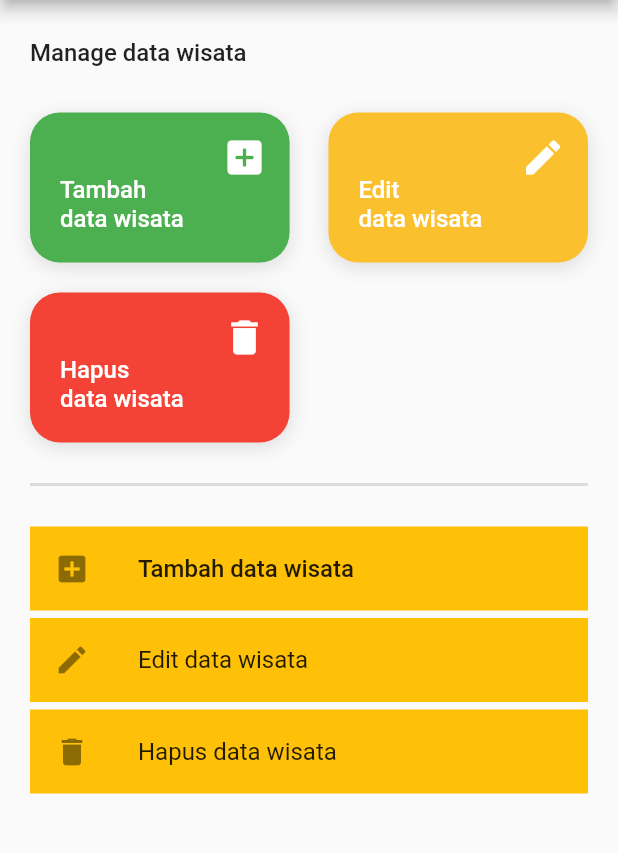
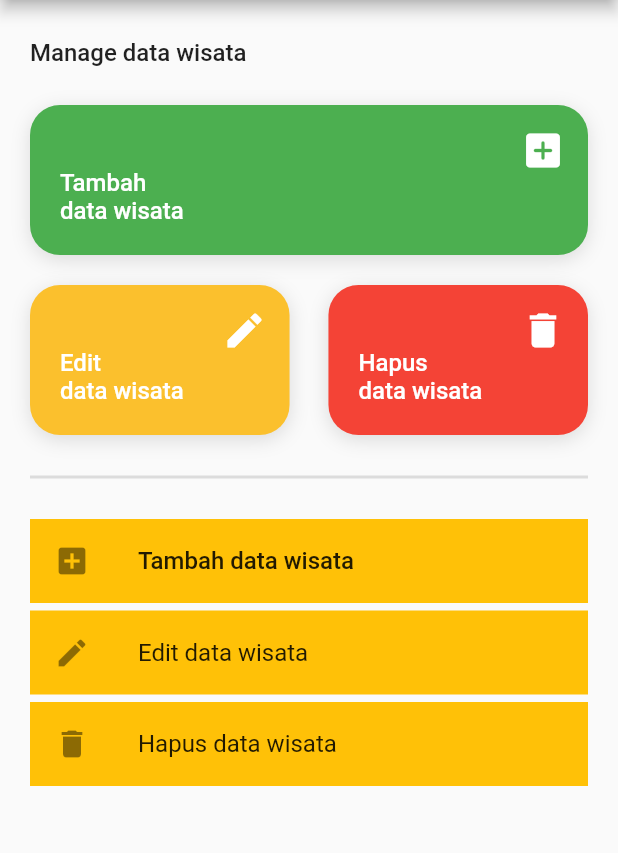
Before and after one commit to anggaeriansyah/wite-dashboard, a Flutter app: the screen it shows after launch, on a phone screen of 412 x 824 dp, the part 84-937 px from its top. Run offline on Flutter 3.47's test engine with Material 2 defaults, Android fonts, the phone set to English and light mode, and no system bars; our stand-ins replace get.

Commit message:
mengubah posisi tombol

```diff
--- a/lib/Screen/Dashboard.dart
+++ b/lib/Screen/Dashboard.dart
@@ -40,24 +40,19 @@ class _DashboardState extends State<Dashboard> {
                 ),
               ),
             ),
-            const SizedBox(height: 5),
             Padding(
-              padding: const EdgeInsets.symmetric(horizontal: 20),
-              child: Row(
-                mainAxisAlignment: MainAxisAlignment.spaceBetween,
-                children: [
-                  GestureDetector(
+              padding: const EdgeInsets.only(bottom: 20, right: 20, left: 20),
+              child: GestureDetector(
                 onTap: () =>
                     Get.to(TambahScreen(), transition: Transition.downToUp),
                 child: Stack(
                   children: [
                     Container(
                       height: 100,
-                          width: MediaQuery.of(context).size.width * 0.42,
+                      width: double.maxFinite,
                       decoration: const BoxDecoration(
                           color: Colors.green,
-                              borderRadius:
-                                  BorderRadius.all(Radius.circular(20)),
+                          borderRadius: BorderRadius.all(Radius.circular(20)),
                           boxShadow: [
                             BoxShadow(
                               offset: Offset(0, 3),
@@ -97,6 +92,12 @@ data wisata''',
                   ],
                 ),
               ),
+            ),
+            Padding(
+              padding: const EdgeInsets.only(left: 20, right: 20, bottom: 20),
+              child: Row(
+                mainAxisAlignment: MainAxisAlignment.spaceBetween,
+                children: [
                   GestureDetector(
                     onTap: () =>
                         Get.to(EditScreen(), transition: Transition.downToUp),
@@ -149,14 +150,6 @@ data wisata''',
                       ],
                     ),
                   ),
-                ],
-              ),
-            ),
-            Padding(
-              padding: const EdgeInsets.symmetric(horizontal: 20, vertical: 20),
-              child: Row(
-                mainAxisAlignment: MainAxisAlignment.spaceBetween,
-                children: [
                   GestureDetector(
                     onTap: () =>
                         Get.to(HapusScreen(), transition: Transition.downToUp),
```
Lines whose indentation alone changed are shown as unchanged.
